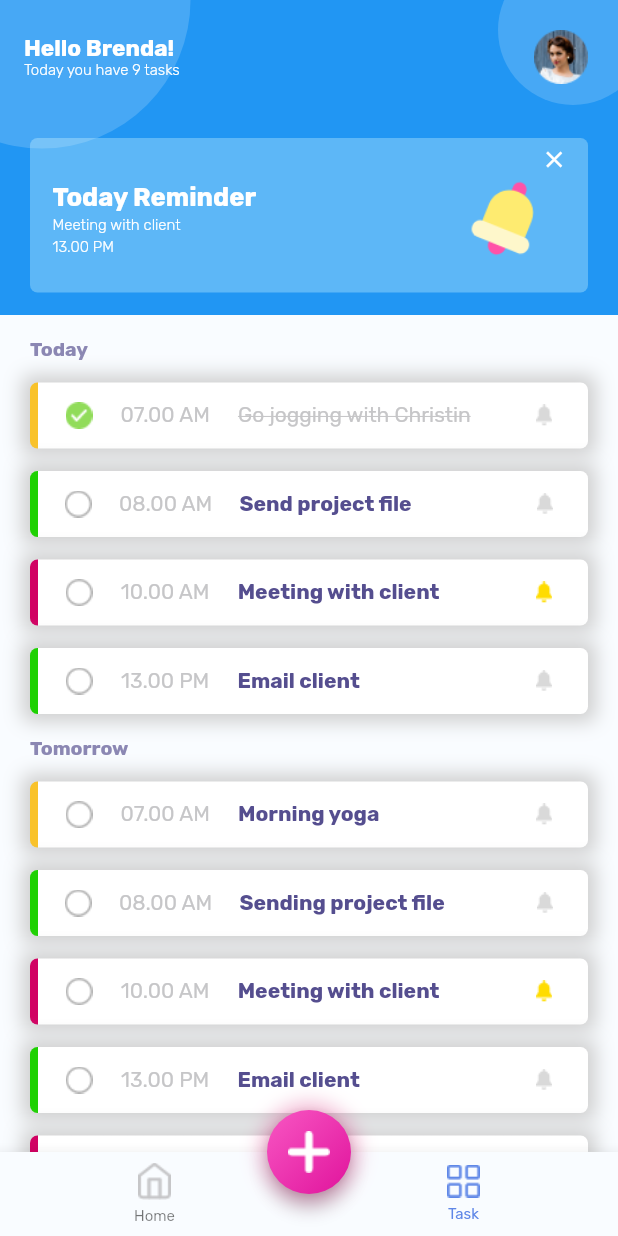
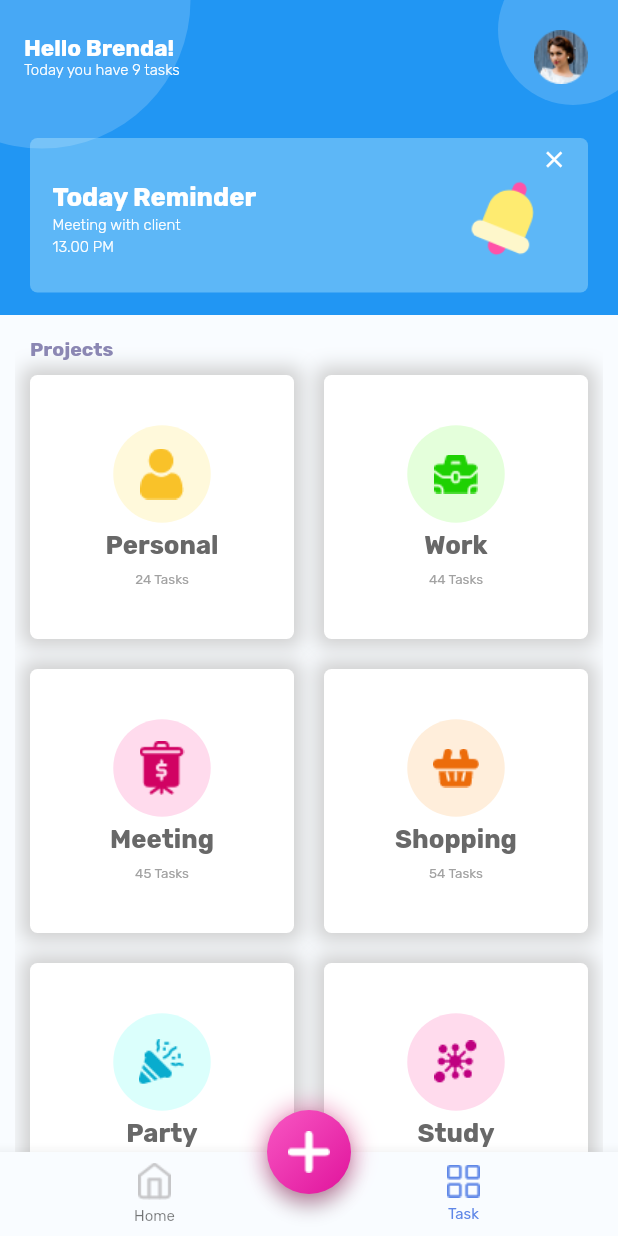
Before and after one commit to LiveLikeCounter/Flutter-Todolist, a Flutter app: the screen it shows after launch, on a phone screen of 412 x 824 dp. Run offline on Flutter 3.47's test engine with Material 2 defaults, Android fonts, the phone set to English and light mode, and no system bars; our stand-ins replace gradient_app_bar.

Commit message:
Task page finished

```diff
--- a/lib/bottomNavigation.dart
+++ b/lib/bottomNavigation.dart
@@ -1,8 +1,26 @@
 import 'package:flutter/material.dart';
 
+import 'package:flutter_todolist/home.dart';
+import 'package:flutter_todolist/task.dart';
 import 'util.dart';
 
-BottomNavigationBar bottomNavigationBar(bottomNavigationBarIndex) {
+
+class BottomNavigationBarApp extends StatelessWidget {
+  final int bottomNavigationBarIndex;
+  final BuildContext context;
+
+  const BottomNavigationBarApp(this. context, this.bottomNavigationBarIndex);
+
+  void onTabTapped(int index) {
+    Navigator.of(context).push(
+      MaterialPageRoute<Null>(builder: (BuildContext context) {
+        return (index == 1) ? Task() : Home();
+      }),
+    );
+  }
+
+  @override
+  Widget build(BuildContext context) {
     return BottomNavigationBar(
       currentIndex: bottomNavigationBarIndex,
       type: BottomNavigationBarType.fixed,
@@ -36,5 +54,7 @@ BottomNavigationBar bottomNavigationBar(bottomNavigationBarIndex) {
           title: Text('Task'),
         ),
       ],
+      onTap: onTabTapped,
     );
   }
+}
--- a/lib/empty.dart
+++ b/lib/empty.dart
@@ -12,7 +12,7 @@ class Empty extends StatefulWidget {
 }
 
 class _EmptyState extends State<Empty> {
-  var bottomNavigationBarIndex = 1;
+  var bottomNavigationBarIndex = 0;
 
   @override
   Widget build(BuildContext context) {
@@ -64,7 +64,7 @@ class _EmptyState extends State<Empty> {
       ),
       floatingActionButtonLocation: FloatingActionButtonLocation.centerDocked,
       floatingActionButton: customFab(context),
-      bottomNavigationBar: bottomNavigationBar(bottomNavigationBarIndex),
+      bottomNavigationBar: BottomNavigationBarApp(context, bottomNavigationBarIndex),
     );
   }
 }
--- a/lib/home.dart
+++ b/lib/home.dart
@@ -12,7 +12,7 @@ class Home extends StatefulWidget {
 }
 
 class _HomeState extends State<Home> {
-  var bottomNavigationBarIndex = 1;
+  final bottomNavigationBarIndex = 0;
 
   @override
   Widget build(BuildContext context) {
@@ -462,7 +462,7 @@ class _HomeState extends State<Home> {
       ),
       floatingActionButtonLocation: FloatingActionButtonLocation.centerDocked,
       floatingActionButton: customFab(context),
-      bottomNavigationBar: bottomNavigationBar(bottomNavigationBarIndex),
+      bottomNavigationBar: BottomNavigationBarApp(context, bottomNavigationBarIndex),
     );
   }
 }
--- a/lib/main.dart
+++ b/lib/main.dart
@@ -3,9 +3,7 @@ import 'package:flutter/material.dart';
 import 'util.dart';
 
 import 'package:flutter_todolist/onboarding.dart';
-import 'package:flutter_todolist/empty.dart';
-import 'package:flutter_todolist/home.dart';
-
+import 'package:flutter_todolist/task.dart';
 
 void main() => runApp(App());
 
@@ -18,7 +16,7 @@ class App extends StatelessWidget {
         canvasColor: CustomColors.GreyBackground,
         fontFamily: 'rubik',
       ),
-      home: Home(),
+      home: Task(),
     );
   }
 }
--- /dev/null
+++ b/lib/task.dart
@@ -0,0 +1,354 @@
+import 'package:flutter/material.dart';
+
+import 'package:flutter_todolist/appBars.dart';
+import 'package:flutter_todolist/bottomNavigation.dart';
+import 'package:flutter_todolist/fab.dart';
+import 'package:flutter_todolist/util.dart';
+
+class Task extends StatefulWidget {
+  Task({Key key}) : super(key: key);
+
+  _TaskState createState() => _TaskState();
+}
+
+class _TaskState extends State<Task> {
+  final bottomNavigationBarIndex = 1;
+
+  @override
+  Widget build(BuildContext context) {
+    return Scaffold(
+      appBar: fullAppbar(context),
+      body: Container(
+        padding: EdgeInsets.symmetric(horizontal: 10),
+        width: MediaQuery.of(context).size.width,
+        child: CustomScrollView(
+          slivers: <Widget>[
+            SliverList(
+              delegate: SliverChildBuilderDelegate(
+                  (BuildContext context, int index) => Container(
+                        margin: EdgeInsets.only(left: 10, top: 15, bottom: 0),
+                        child: Text(
+                          'Projects',
+                          style: TextStyle(
+                              fontSize: 13,
+                              fontWeight: FontWeight.w600,
+                              color: CustomColors.TextSubHeader),
+                        ),
+                      ),
+                  childCount: 1),
+            ),
+            SliverGrid.count(
+              crossAxisCount: 2,
+              children: [
+                Container(
+                    child: Center(
+                      child: Column(
+                        mainAxisAlignment: MainAxisAlignment.center,
+                        children: <Widget>[
+                          Container(
+                            width: 65,
+                            height: 65,
+                            child: Image.asset('assets/images/icon-user.png'),
+                            decoration: const BoxDecoration(
+                              color: CustomColors.YellowBackground,
+                              borderRadius: BorderRadius.all(
+                                Radius.circular(50.0),
+                              ),
+                            ),
+                          ),
+                          SizedBox(height: 5),
+                          Text(
+                            'Personal',
+                            style: TextStyle(
+                                fontSize: 17,
+                                color: CustomColors.TextHeaderGrey,
+                                fontWeight: FontWeight.w600),
+                          ),
+                          SizedBox(height: 8),
+                          Text(
+                            '24 Tasks',
+                            style: TextStyle(
+                                fontSize: 9,
+                                color: CustomColors.TextSubHeaderGrey),
+                          ),
+                        ],
+                      ),
+                    ),
+                    decoration: BoxDecoration(
+                      borderRadius: BorderRadius.all(
+                        Radius.circular(5.0),
+                      ),
+                      boxShadow: [
+                        BoxShadow(
+                          color: CustomColors.GreyBorder,
+                          blurRadius: 10.0,
+                          spreadRadius: 5.0,
+                          offset: Offset(0.0, 0.0),
+                        ),
+                      ],
+                      color: Colors.white,
+                    ),
+                    margin: EdgeInsets.all(10),
+                    height: 150.0),
+                Container(
+                    child: Center(
+                      child: Column(
+                        mainAxisAlignment: MainAxisAlignment.center,
+                        children: <Widget>[
+                          Container(
+                            width: 65,
+                            height: 65,
+                            child: Image.asset('assets/images/icon-briefcase.png'),
+                            decoration: const BoxDecoration(
+                              color: CustomColors.GreenBackground,
+                              borderRadius: BorderRadius.all(
+                                Radius.circular(50.0),
+                              ),
+                            ),
+                          ),
+                          SizedBox(height: 5),
+                          Text(
+                            'Work',
+                            style: TextStyle(
+                                fontSize: 17,
+                                color: CustomColors.TextHeaderGrey,
+                                fontWeight: FontWeight.w600),
+                          ),
+                          SizedBox(height: 8),
+                          Text(
+                            '44 Tasks',
+                            style: TextStyle(
+                                fontSize: 9,
+                                color: CustomColors.TextSubHeaderGrey),
+                          ),
+                        ],
+                      ),
+                    ),
+                    decoration: BoxDecoration(
+                      borderRadius: BorderRadius.all(
+                        Radius.circular(5.0),
+                      ),
+                      boxShadow: [
+                        BoxShadow(
+                          color: CustomColors.GreyBorder,
+                          blurRadius: 10.0,
+                          spreadRadius: 5.0,
+                          offset: Offset(0.0, 0.0),
+                        ),
+                      ],
+                      color: Colors.white,
+                    ),
+                    margin: EdgeInsets.all(10),
+                    height: 150.0),
+                Container(
+                    child: Center(
+                      child: Column(
+                        mainAxisAlignment: MainAxisAlignment.center,
+                        children: <Widget>[
+                          Container(
+                            width: 65,
+                            height: 65,
+                            child: Image.asset('assets/images/icon-presentation.png'),
+                            decoration: const BoxDecoration(
+                              color: CustomColors.PurpleBackground,
+                              borderRadius: BorderRadius.all(
+                                Radius.circular(50.0),
+                              ),
+                            ),
+                          ),
+                          SizedBox(height: 5),
+                          Text(
+                            'Meeting',
+                            style: TextStyle(
+                                fontSize: 17,
+                                color: CustomColors.TextHeaderGrey,
+                                fontWeight: FontWeight.w600),
+                          ),
+                          SizedBox(height: 8),
+                          Text(
+                            '45 Tasks',
+                            style: TextStyle(
+                                fontSize: 9,
+                                color: CustomColors.TextSubHeaderGrey),
+                          ),
+                        ],
+                      ),
+                    ),
+                    decoration: BoxDecoration(
+                      borderRadius: BorderRadius.all(
+                        Radius.circular(5.0),
+                      ),
+                      boxShadow: [
+                        BoxShadow(
+                          color: CustomColors.GreyBorder,
+                          blurRadius: 10.0,
+                          spreadRadius: 5.0,
+                          offset: Offset(0.0, 0.0),
+                        ),
+                      ],
+                      color: Colors.white,
+                    ),
+                    margin: EdgeInsets.all(10),
+                    height: 150.0),
+                Container(
+                    child: Center(
+                      child: Column(
+                        mainAxisAlignment: MainAxisAlignment.center,
+                        children: <Widget>[
+                          Container(
+                            width: 65,
+                            height: 65,
+                            child: Image.asset('assets/images/icon-shopping-basket.png'),
+                            decoration: const BoxDecoration(
+                              color: CustomColors.OrangeBackground,
+                              borderRadius: BorderRadius.all(
+                                Radius.circular(50.0),
+                              ),
+                            ),
+                          ),
+                          SizedBox(height: 5),
+                          Text(
+                            'Shopping',
+                            style: TextStyle(
+                                fontSize: 17,
+                                color: CustomColors.TextHeaderGrey,
+                                fontWeight: FontWeight.w600),
+                          ),
+                          SizedBox(height: 8),
+                          Text(
+                            '54 Tasks',
+                            style: TextStyle(
+                                fontSize: 9,
+                                color: CustomColors.TextSubHeaderGrey),
+                          ),
+                        ],
+                      ),
+                    ),
+                    decoration: BoxDecoration(
+                      borderRadius: BorderRadius.all(
+                        Radius.circular(5.0),
+                      ),
+                      boxShadow: [
+                        BoxShadow(
+                          color: CustomColors.GreyBorder,
+                          blurRadius: 10.0,
+                          spreadRadius: 5.0,
+                          offset: Offset(0.0, 0.0),
+                        ),
+                      ],
+                      color: Colors.white,
+                    ),
+                    margin: EdgeInsets.all(10),
+                    height: 150.0),
+                Container(
+                    child: Center(
+                      child: Column(
+                        mainAxisAlignment: MainAxisAlignment.center,
+                        children: <Widget>[
+                          Container(
+                            width: 65,
+                            height: 65,
+                            child: Image.asset('assets/images/icon-confetti.png'),
+                            decoration: const BoxDecoration(
+                              color: CustomColors.BlueBackground,
+                              borderRadius: BorderRadius.all(
+                                Radius.circular(50.0),
+                              ),
+                            ),
+                          ),
+                          SizedBox(height: 5),
+                          Text(
+                            'Party',
+                            style: TextStyle(
+                                fontSize: 17,
+                                color: CustomColors.TextHeaderGrey,
+                                fontWeight: FontWeight.w600),
+                          ),
+                          SizedBox(height: 8),
+                          Text(
+                            '24 Tasks',
+                            style: TextStyle(
+                                fontSize: 9,
+                                color: CustomColors.TextSubHeaderGrey),
+                          ),
+                        ],
+                      ),
+                    ),
+                    decoration: BoxDecoration(
+                      borderRadius: BorderRadius.all(
+                        Radius.circular(5.0),
+                      ),
+                      boxShadow: [
+                        BoxShadow(
+                          color: CustomColors.GreyBorder,
+                          blurRadius: 10.0,
+                          spreadRadius: 5.0,
+                          offset: Offset(0.0, 0.0),
+                        ),
+                      ],
+                      color: Colors.white,
+                    ),
+                    margin: EdgeInsets.all(10),
+                    height: 150.0),
+                Container(
+                    child: Center(
+                      child: Column(
+                        mainAxisAlignment: MainAxisAlignment.center,
+                        children: <Widget>[
+                          Container(
+                            width: 65,
+                            height: 65,
+                            child: Image.asset('assets/images/icon-molecule.png'),
+                            decoration: const BoxDecoration(
+                              color: CustomColors.PurpleBackground,
+                              borderRadius: BorderRadius.all(
+                                Radius.circular(50.0),
+                              ),
+                            ),
+                          ),
+                          SizedBox(height: 5),
+                          Text(
+                            'Study',
+                            style: TextStyle(
+                                fontSize: 17,
+                                color: CustomColors.TextHeaderGrey,
+                                fontWeight: FontWeight.w600),
+                          ),
+                          SizedBox(height: 8),
+                          Text(
+                            '24 Tasks',
+                            style: TextStyle(
+                                fontSize: 9,
+                                color: CustomColors.TextSubHeaderGrey),
+                          ),
+                        ],
+                      ),
+                    ),
+                    decoration: BoxDecoration(
+                      borderRadius: BorderRadius.all(
+                        Radius.circular(5.0),
+                      ),
+                      boxShadow: [
+                        BoxShadow(
+                          color: CustomColors.GreyBorder,
+                          blurRadius: 10.0,
+                          spreadRadius: 5.0,
+                          offset: Offset(0.0, 0.0),
+                        ),
+                      ],
+                      color: Colors.white,
+                    ),
+                    margin: EdgeInsets.all(10),
+                    height: 150.0),
+              ],
+            ),
+          ],
+        ),
+      ),
+      floatingActionButtonLocation: FloatingActionButtonLocation.centerDocked,
+      floatingActionButton: customFab(context),
+      bottomNavigationBar:
+          BottomNavigationBarApp(context, bottomNavigationBarIndex),
+    );
+  }
+}
--- a/lib/util.dart
+++ b/lib/util.dart
@@ -47,6 +47,8 @@ class CustomColors {
   static const Color TrashRedBackground = Color.fromRGBO(255, 207, 207, 1);
 
   static const Color TextHeader = Color.fromRGBO(85, 78, 143, 1);
+  static const Color TextHeaderGrey = Color.fromRGBO(104, 104, 104, 1);
+  static const Color TextSubHeaderGrey = Color.fromRGBO(161, 161, 161, 1);
   static const Color TextSubHeader = Color.fromRGBO(139, 135, 179, 1);
   static const Color TextBody = Color.fromRGBO(130, 160, 183, 1);
   static const Color TextGrey = Color.fromRGBO(198, 198, 200, 1);
```
Lines whose indentation alone changed are shown as unchanged.
